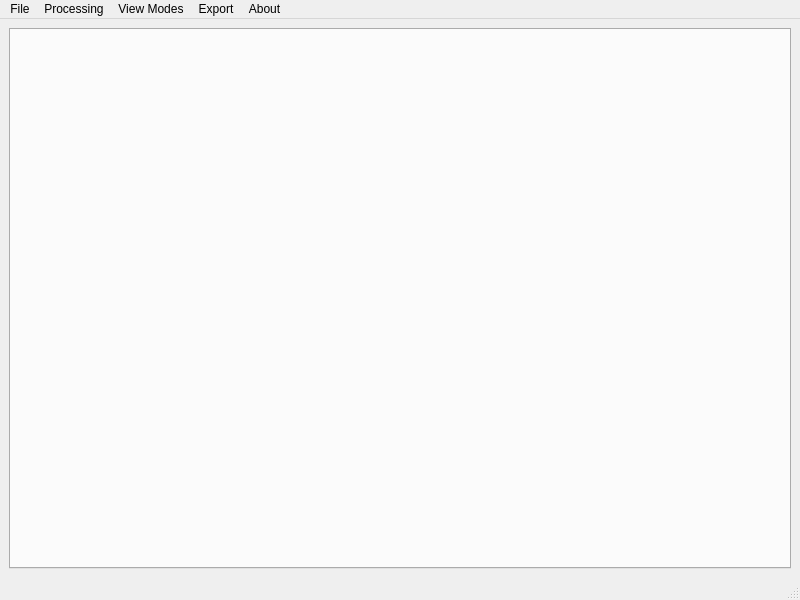
Before: the Qt Designer form main.ui in TKAles/visu, drawn with Qt 5.
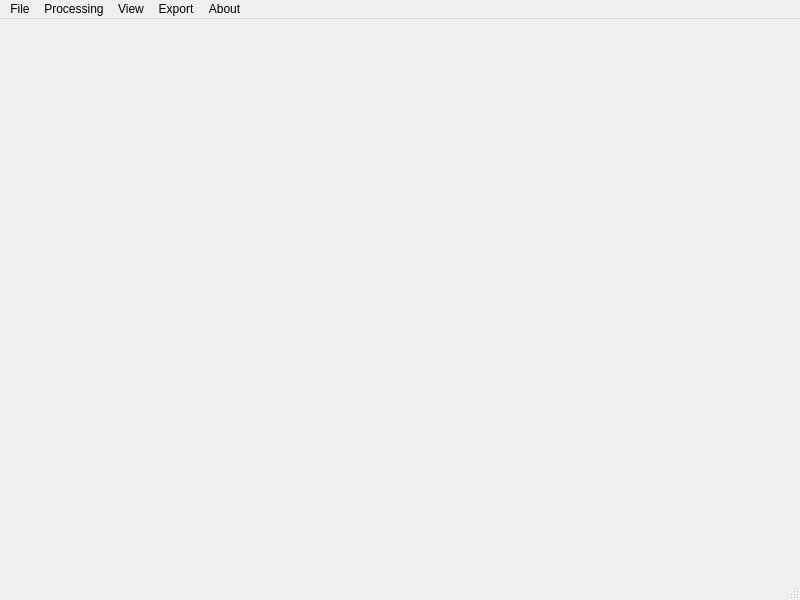
After: the same form once the commit is applied. Icons and pictures are not drawn.

```diff
--- a/main.ui
+++ b/main.ui
@@ -13,13 +13,7 @@
   <property name="windowTitle">
    <string>MainWindow</string>
   </property>
-  <widget class="QWidget" name="centralwidget">
-   <layout class="QHBoxLayout" name="horizontalLayout_2">
-    <item>
-     <widget class="QTabWidget" name="tabWidget"/>
-    </item>
-   </layout>
-  </widget>
+  <widget class="QWidget" name="centralwidget"/>
   <widget class="QStatusBar" name="statusbar"/>
   <widget class="QMenuBar" name="menuBar">
    <property name="geometry">
@@ -47,6 +41,13 @@
     <addaction name="actionProcess_DC_Bias_Maps"/>
     <addaction name="actionProcess_FFT_Maps"/>
    </widget>
+   <widget class="QMenu" name="menuView">
+    <property name="title">
+     <string>View</string>
+    </property>
+    <addaction name="actionViewDC"/>
+    <addaction name="actionViewFFT"/>
+   </widget>
    <widget class="QMenu" name="menuExport">
     <property name="title">
      <string>Export</string>
@@ -60,25 +61,9 @@
     </property>
     <addaction name="actionAbout_VISU"/>
    </widget>
-   <widget class="QMenu" name="menuView_Modes">
-    <property name="title">
-     <string>View Modes</string>
-    </property>
-    <widget class="QMenu" name="menuDC">
-     <property name="title">
-      <string>DC</string>
-     </property>
-     <addaction name="actionA_Channel"/>
-     <addaction name="actionB_Channel"/>
-     <addaction name="actionA_B"/>
-    </widget>
-    <addaction name="menuDC"/>
-    <addaction name="actionFFT"/>
-    <addaction name="actionVelocity"/>
-   </widget>
    <addaction name="menuFile"/>
    <addaction name="menuProcessing"/>
-   <addaction name="menuView_Modes"/>
+   <addaction name="menuView"/>
    <addaction name="menuExport"/>
    <addaction name="menuAbout"/>
   </widget>
```
Left out of the diff: 29 changed lines with no effect on the pictures.
